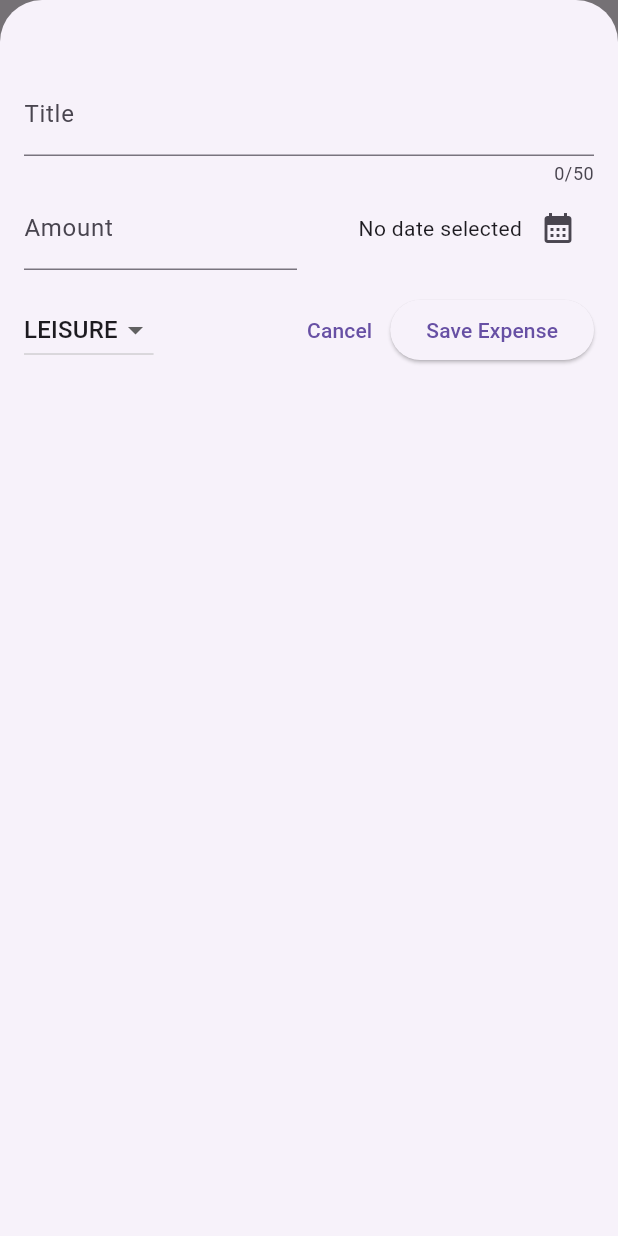
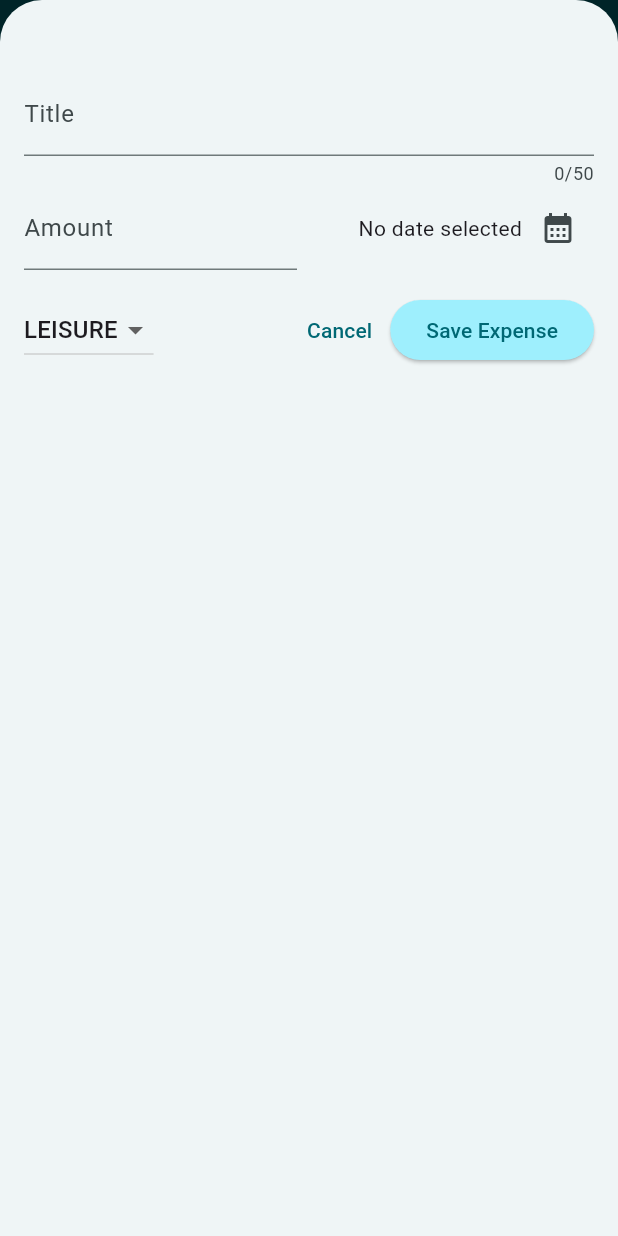
Before and after one commit to Srvictorchinea/expense_tracker, a Flutter app: the screen it shows after launch, after a tap on the "add" icon, on a phone screen of 412 x 824 dp. Run offline on Flutter 3.47's test engine with Material 3 defaults, Android fonts, the phone set to English and light mode, and no system bars.

Commit message:
[ADD] themes styles from main

```diff
--- a/lib/main.dart
+++ b/lib/main.dart
@@ -1,10 +1,39 @@
 import 'package:flutter/material.dart';
 import 'package:expense_tracker/widgets/expenses.dart';
+
+var kColorScheme =
+    ColorScheme.fromSeed(seedColor: const Color.fromARGB(245, 244, 244, 244));
+
 void main() {
-  runApp( MaterialApp(
-    debugShowCheckedModeBanner: false,
-    home: Expenses(),
-  ),
-
+  runApp(
+    MaterialApp(
+      debugShowCheckedModeBanner: false,
+      theme: ThemeData().copyWith(
+        colorScheme: kColorScheme,
+        appBarTheme: const AppBarTheme().copyWith(
+          backgroundColor: kColorScheme.onPrimaryContainer,
+          foregroundColor: kColorScheme.primaryContainer,
+        ),
+        cardTheme: const CardTheme().copyWith(
+          color: kColorScheme.secondaryContainer,
+          margin: const EdgeInsets.symmetric(
+            horizontal: 16,
+            vertical: 8,
+          ),
+        ),
+        elevatedButtonTheme: ElevatedButtonThemeData(
+          style: ElevatedButton.styleFrom(
+            backgroundColor: kColorScheme.primaryContainer,
+          ),
+        ),
+        textTheme: ThemeData().textTheme.copyWith(
+              titleLarge: TextStyle(
+                  fontWeight: FontWeight.normal,
+                  color: kColorScheme.onSecondaryContainer,
+                  fontSize: 14),
+            ),
+      ),
+      home: const Expenses(),
+    ),
   );
 }
--- a/lib/widgets/expenses.dart
+++ b/lib/widgets/expenses.dart
@@ -43,6 +43,7 @@ class _ExpensesState extends State<Expenses> {
     setState(() {
       _registeredExpenses.remove(expense);
     });
+    ScaffoldMessenger.of(context).clearSnackBars();
     ScaffoldMessenger.of(context).showSnackBar(
       SnackBar(
         duration: const Duration(seconds: 3),
```
